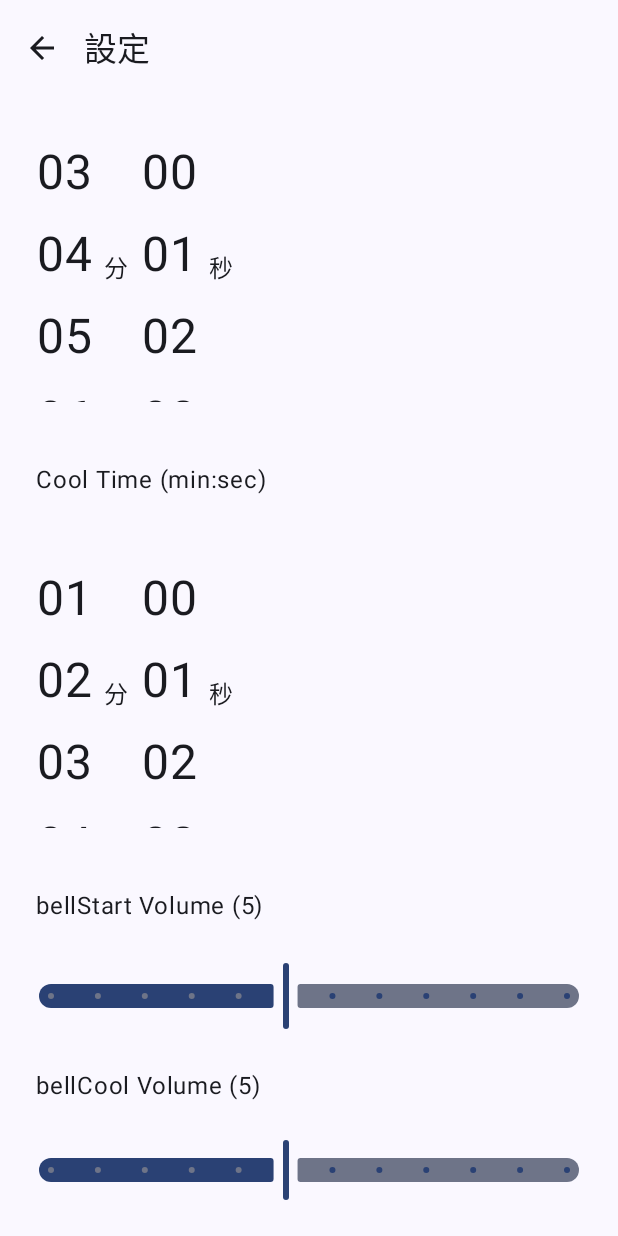
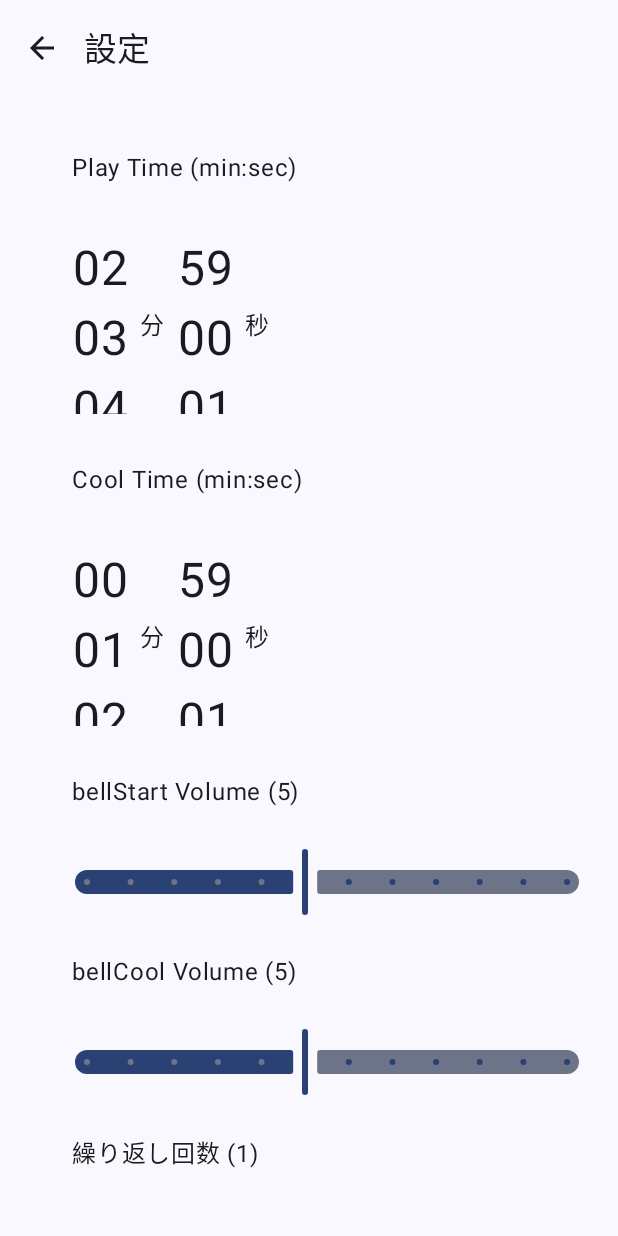
Before and after one commit to nyoshida880925-lab/kotlin-time-keeper, an Android app built with Jetpack Compose: the SettingsScreen screen opened through its navigation route, on a phone screen of 412 x 824 dp. Run offline under Robolectric (Android 15) with nearby library versions, the phone set to English and light mode, and no system bars.

Commit message:
ドラムロール修正

```diff
--- a/app/src/main/java/com/example/playcooltimer/ui/settings/InfiniteNumberPicker.kt
+++ b/app/src/main/java/com/example/playcooltimer/ui/settings/InfiniteNumberPicker.kt
@@ -2,6 +2,7 @@
 
 import android.annotation.SuppressLint
 import androidx.compose.foundation.gestures.snapping.rememberSnapFlingBehavior
+import androidx.compose.foundation.layout.height
 import androidx.compose.foundation.layout.padding
 import androidx.compose.foundation.lazy.LazyColumn
 import androidx.compose.foundation.lazy.rememberLazyListState
@@ -12,6 +13,7 @@
 import androidx.compose.ui.Alignment
 import androidx.compose.ui.Modifier
 import androidx.compose.ui.text.style.TextAlign
+import androidx.compose.ui.unit.Dp
 import androidx.compose.ui.unit.dp
 import androidx.compose.ui.unit.sp
 
@@ -21,22 +23,29 @@
     value: Int,
     onValueChange: (Int) -> Unit,
     range: IntRange = 0..59,
-    modifier: Modifier = Modifier
+    modifier: Modifier = Modifier,
+    itemHeightDp: Dp = 56.dp,   // 1行の高さを固定
+    visibleCount: Int = 3       // 奇数にする（3/5 など）
 ) {
     val itemCount = range.count()
     // 0..59 を100倍して6000件にする
     val displayList = remember { List(itemCount * 100) { it % itemCount } }
 
+    val pickerHeight = itemHeightDp * visibleCount
     // LazyColumnの状態
     val listState = rememberLazyListState()
     LaunchedEffect(Unit) {
-        val centerIndex = (displayList.size / 2) + (value % itemCount)
+        val visibleCenterOffset = 1
+        val centerIndex = (displayList.size / 2) + (value % itemCount) - visibleCenterOffset
         listState.scrollToItem(centerIndex)
     }
     val flingBehavior = rememberSnapFlingBehavior(listState)
 
     // スクロール位置に応じて選択値を更新
-    LaunchedEffect(listState.firstVisibleItemIndex, listState.firstVisibleItemScrollOffset) {
+    LaunchedEffect(
+        listState.firstVisibleItemIndex,
+        listState.firstVisibleItemScrollOffset
+    ) {
         // 中央アイテムの位置を計算
         val centerIndex = listState.firstVisibleItemIndex + 1
         val newValue = displayList[centerIndex % itemCount]
@@ -46,7 +55,7 @@
     LazyColumn(
         state = listState,
         flingBehavior = flingBehavior,
-        modifier = modifier,
+        modifier = modifier.height(pickerHeight),
         horizontalAlignment = Alignment.CenterHorizontally
     ) {
         items(displayList.size) { i ->
@@ -54,7 +63,7 @@
                 text = "%02d".format(displayList[i]),
                 fontSize = 32.sp,
                 textAlign = TextAlign.Center,
-                modifier = Modifier.padding(vertical = 8.dp)
+                modifier = Modifier.padding(vertical = 4.dp)
             )
         }
     }
--- a/app/src/main/java/com/example/playcooltimer/ui/settings/MinuteSecondPicker.kt
+++ b/app/src/main/java/com/example/playcooltimer/ui/settings/MinuteSecondPicker.kt
@@ -19,8 +19,8 @@
 ) {
     Row(
         modifier = Modifier
-            .padding(vertical = 16.dp)
-            .height(180.dp),
+            .padding(vertical = 8.dp)
+            .height(120.dp),
         horizontalArrangement = Arrangement.Center,
         verticalAlignment = Alignment.CenterVertically
     ) {
--- a/app/src/main/java/com/example/playcooltimer/ui/settings/SettingsScreen.kt
+++ b/app/src/main/java/com/example/playcooltimer/ui/settings/SettingsScreen.kt
@@ -52,7 +52,7 @@
         Column(
             modifier = Modifier
                 .fillMaxSize()
-                .padding(24.dp),
+                .padding(48.dp, 100.dp, 24.dp, 24.dp),
             verticalArrangement = Arrangement.spacedBy(24.dp)
 
         ) {
```
